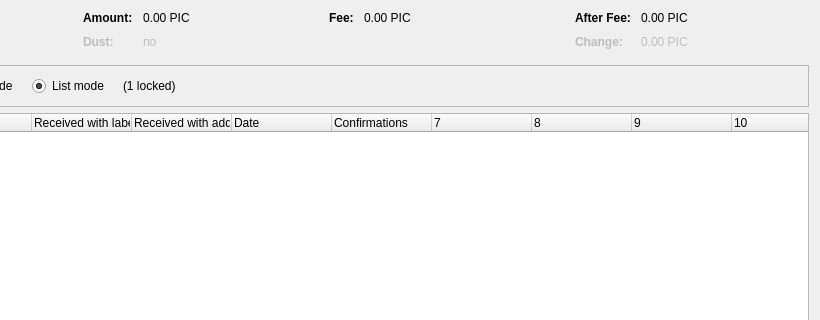
Qt form src/qt/forms/coincontroldialog.ui (minblock/ogkushcoin) before a commit; both pictures show x 180 to 1000 and y 0 to 320 of the 1000 by 500 pixel window.
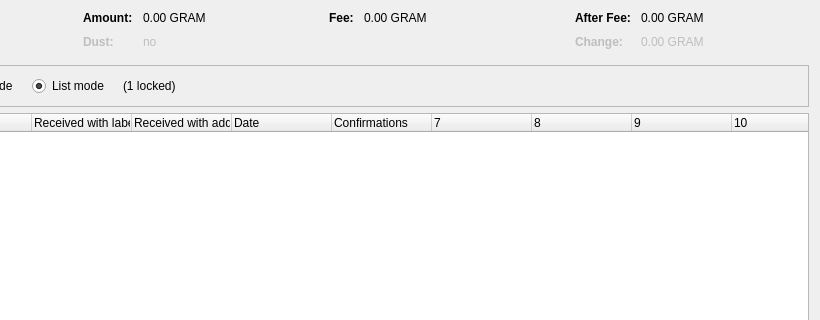
The same form after that commit. Custom widgets are drawn as their Qt base class.

```diff
--- a/src/qt/forms/coincontroldialog.ui
+++ b/src/qt/forms/coincontroldialog.ui
@@ -132,7 +132,7 @@
           <enum>Qt::ActionsContextMenu</enum>
          </property>
          <property name="text">
-          <string notr="true">0.00 PIC</string>
+          <string notr="true">0.00 GRAM</string>
          </property>
          <property name="textInteractionFlags">
           <set>Qt::LinksAccessibleByMouse|Qt::TextSelectableByKeyboard|Qt::TextSelectableByMouse</set>
@@ -212,7 +212,7 @@
           <enum>Qt::ActionsContextMenu</enum>
          </property>
          <property name="text">
-          <string notr="true">0.00 PIC</string>
+          <string notr="true">0.00 GRAM</string>
          </property>
          <property name="textInteractionFlags">
           <set>Qt::LinksAccessibleByMouse|Qt::TextSelectableByKeyboard|Qt::TextSelectableByMouse</set>
@@ -257,7 +257,7 @@
           <enum>Qt::ActionsContextMenu</enum>
          </property>
          <property name="text">
-          <string notr="true">0.00 PIC</string>
+          <string notr="true">0.00 GRAM</string>
          </property>
          <property name="textInteractionFlags">
           <set>Qt::LinksAccessibleByMouse|Qt::TextSelectableByKeyboard|Qt::TextSelectableByMouse</set>
@@ -292,7 +292,7 @@
           <enum>Qt::ActionsContextMenu</enum>
          </property>
          <property name="text">
-          <string notr="true">0.00 PIC</string>
+          <string notr="true">0.00 GRAM</string>
          </property>
          <property name="textInteractionFlags">
           <set>Qt::LinksAccessibleByMouse|Qt::TextSelectableByKeyboard|Qt::TextSelectableByMouse</set>
```
